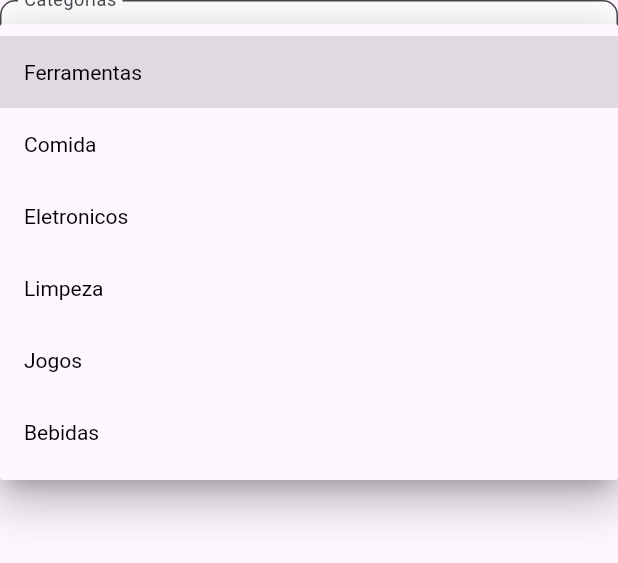
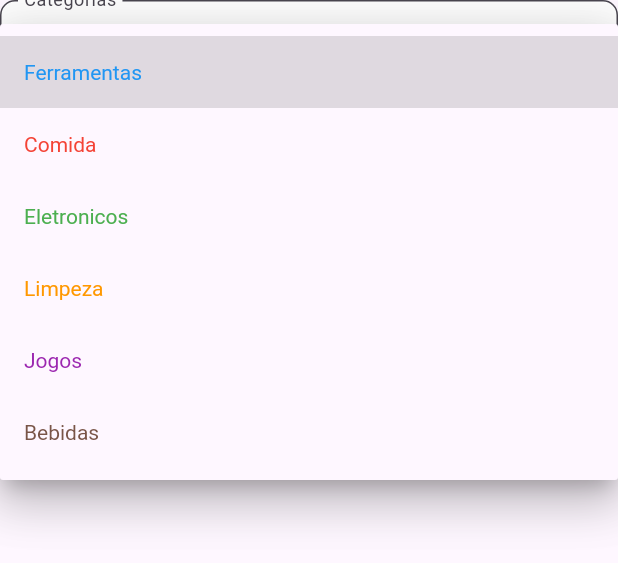
Before and after one commit to gabrielarappel/AppListaDeCompras, a Flutter app: the DropdownButtonWidget widget shown alone on an empty page, opened directly, after a tap on "Ferramentas", on a phone screen of 412 x 824 dp. Shown: the top 563 px of the screen. Run offline on Flutter 3.47's test engine with Material 3 defaults, Android fonts, the phone set to English and light mode, and no system bars; our stand-ins replace shared_preferences; accounts and stored records are empty.

Commit message:
add color in categorias

```diff
--- a/lib/app/features/items_list.dart
+++ b/lib/app/features/items_list.dart
@@ -175,6 +175,15 @@ final List<String> _categorias = [
   'Bebidas'
 ];
 
+final Map<String, Color> categoriaCores = {
+  'Ferramentas': Colors.blue,
+  'Comida': Colors.red,
+  'Eletronicos': Colors.green,
+  'Limpeza': Colors.orange,
+  'Jogos': Colors.purple,
+  'Bebidas': Colors.brown,
+};
+
 class DropdownButtonWidget extends StatefulWidget {
   final List<String> categorias;
 
@@ -203,7 +212,7 @@ class _DropdownButtonWidgetState extends State<DropdownButtonWidget> {
           icon: const Icon(Icons.arrow_drop_down),
           iconSize: 24,
           elevation: 16,
-          style: const TextStyle(color: Colors.black),
+          style: const TextStyle(color: Colors.deepPurple),
           onChanged: (String? newValue) {
             setState(() {
               dropdownValue = newValue!;
@@ -212,7 +221,8 @@ class _DropdownButtonWidgetState extends State<DropdownButtonWidget> {
           items: _categorias.map<DropdownMenuItem<String>>((String value) {
             return DropdownMenuItem<String>(
               value: value,
-              child: Text(value),
+              child:
+                  Text(value, style: TextStyle(color: categoriaCores[value])),
             );
           }).toList(),
         ),
```
